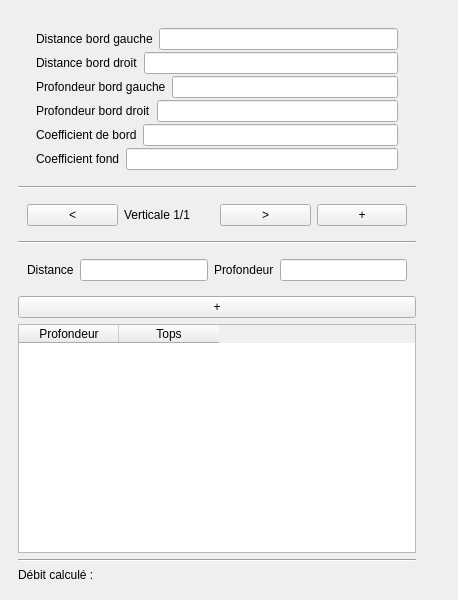
vincentheynderickx/depjau-v2, file mainwindow.ui: the form before one commit.
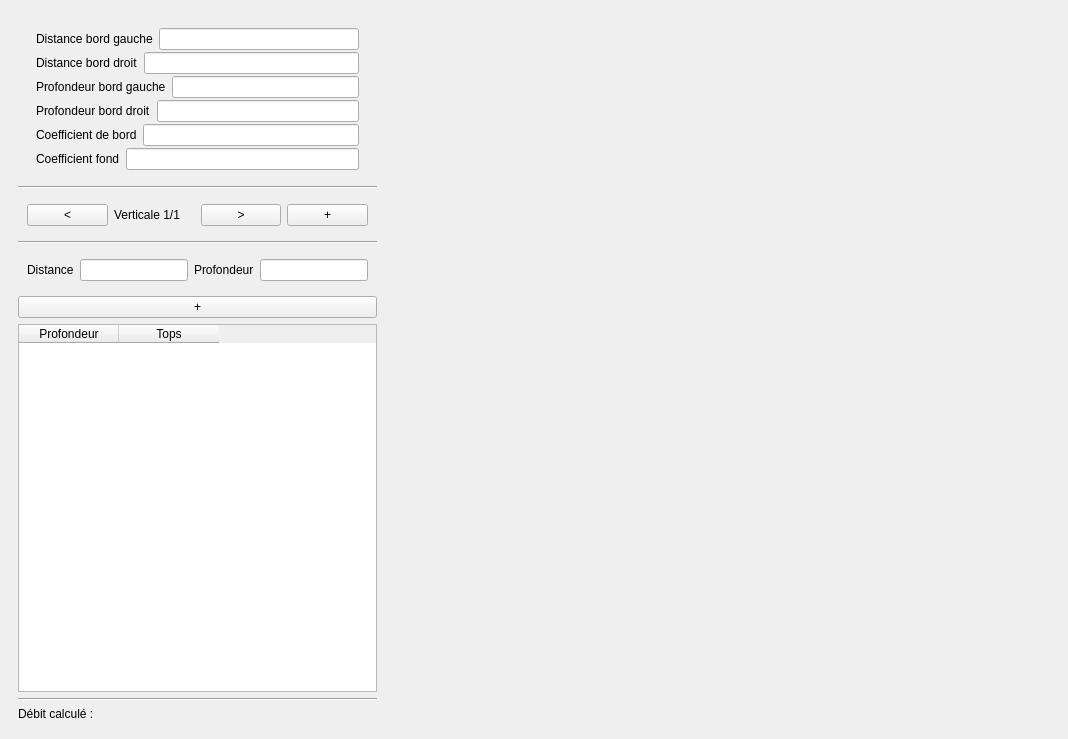
The form after the commit. Custom widgets are drawn as their Qt base class.

Commit message: add plotting for the river profile

Diff of the .ui file:
```diff
--- a/mainwindow.ui
+++ b/mainwindow.ui
@@ -6,17 +6,38 @@
    <rect>
     <x>0</x>
     <y>0</y>
-    <width>458</width>
-    <height>600</height>
+    <width>1068</width>
+    <height>739</height>
    </rect>
   </property>
+  <property name="maximumSize">
+   <size>
+    <width>16777215</width>
+    <height>16777215</height>
+   </size>
+  </property>
   <property name="windowTitle">
    <string>MainWindow</string>
   </property>
   <widget class="QWidget" name="centralwidget">
+   <property name="maximumSize">
+    <size>
+     <width>16777215</width>
+     <height>16777215</height>
+    </size>
+   </property>
    <layout class="QHBoxLayout" name="horizontalLayout_9">
     <item>
      <widget class="QWidget" name="left_pan" native="true">
+      <property name="enabled">
+       <bool>true</bool>
+      </property>
+      <property name="sizePolicy">
+       <sizepolicy hsizetype="Fixed" vsizetype="Preferred">
+        <horstretch>0</horstretch>
+        <verstretch>0</verstretch>
+       </sizepolicy>
+      </property>
       <layout class="QVBoxLayout" name="verticalLayout_6">
        <item>
         <widget class="QWidget" name="general_params" native="true">
@@ -285,12 +306,43 @@
     </item>
     <item>
      <widget class="QWidget" name="right_pan" native="true">
-      <layout class="QVBoxLayout" name="verticalLayout_7"/>
+      <property name="sizePolicy">
+       <sizepolicy hsizetype="Expanding" vsizetype="Preferred">
+        <horstretch>0</horstretch>
+        <verstretch>0</verstretch>
+       </sizepolicy>
+      </property>
+      <layout class="QVBoxLayout" name="verticalLayout_7">
+       <item>
+        <widget class="QCustomPlot" name="customPlot" native="true">
+         <property name="sizePolicy">
+          <sizepolicy hsizetype="Expanding" vsizetype="Expanding">
+           <horstretch>0</horstretch>
+           <verstretch>0</verstretch>
+          </sizepolicy>
+         </property>
+         <property name="minimumSize">
+          <size>
+           <width>388</width>
+           <height>100</height>
+          </size>
+         </property>
+        </widget>
+       </item>
+      </layout>
      </widget>
     </item>
    </layout>
   </widget>
  </widget>
+ <customwidgets>
+  <customwidget>
+   <class>QCustomPlot</class>
+   <extends>QWidget</extends>
+   <header>qcustomplot.h</header>
+   <container>1</container>
+  </customwidget>
+ </customwidgets>
  <resources/>
  <connections/>
 </ui>
```
The commit also changes 2 other files.
